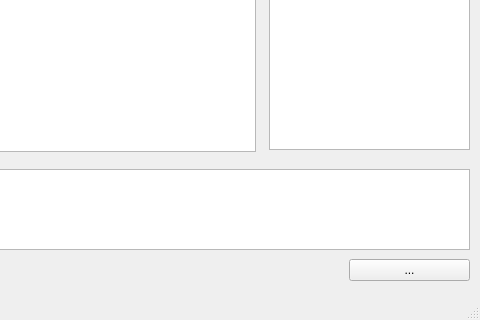
First picture: the form in mainwindow.ui, repository GH-TXK/MyChatClient, before the edit; both pictures show x 320 to 800 and y 280 to 600 of the 800 by 600 pixel window.
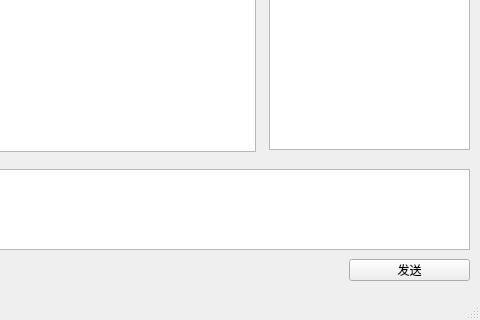
Second picture: the form after the edit. Icons and pictures are not drawn.

Patch:
```diff
--- a/mainwindow.ui
+++ b/mainwindow.ui
@@ -86,7 +86,7 @@
       </rect>
      </property>
      <property name="text">
-      <string>...</string>
+      <string>发送</string>
      </property>
     </widget>
    </widget>
```
